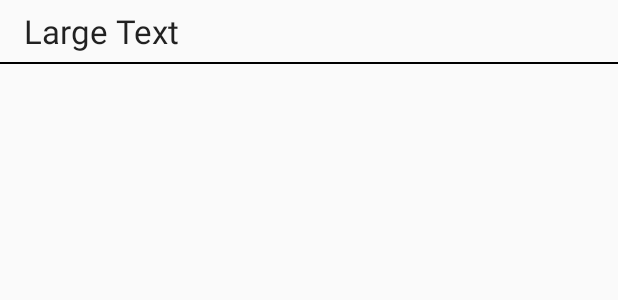
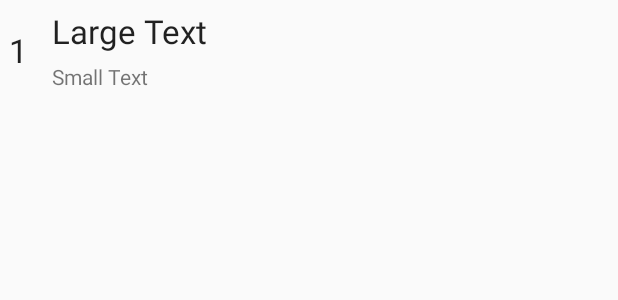
Before and after one commit to min90/AwesomeRaffleGame, an Android app: the layout row_results.xml on its own in the app's theme, with its tools: preview values and no code run, on a phone screen of 412 x 824 dp. Shown: the top 300 px of the screen. Run offline under Robolectric (Android 15) with nearby library versions, the phone set to English and light mode, and no system bars.

Commit message:
Resultat liste

```diff
--- a/app/src/main/java/androidcourse/awesomerafflegame/models/Results.java
+++ b/app/src/main/java/androidcourse/awesomerafflegame/models/Results.java
@@ -6,7 +6,7 @@ package androidcourse.awesomerafflegame.models;
 public class Results {
 
     private int score;
-    private Users user;
+    private String user;
 
     public int getScore() {
         return score;
@@ -16,11 +16,11 @@ public class Results {
         this.score = score;
     }
 
-    public Users getUser() {
+    public String getUser() {
         return user;
     }
 
-    public void setUser(Users user) {
+    public void setUser(String user) {
         this.user = user;
     }
 
--- a/app/src/main/res/layout/fragment_results.xml
+++ b/app/src/main/res/layout/fragment_results.xml
@@ -6,6 +6,7 @@
     <android.support.v7.widget.RecyclerView
         android:id="@+id/recyclerview_results"
         android:layout_width="match_parent"
-        android:layout_height="match_parent"/>
+        android:layout_height="match_parent"
+        android:background="#ffffff" />
 
 </LinearLayout>
--- a/app/src/main/res/layout/row_results.xml
+++ b/app/src/main/res/layout/row_results.xml
@@ -1,10 +1,24 @@
 <?xml version="1.0" encoding="utf-8"?>
 <LinearLayout xmlns:android="http://schemas.android.com/apk/res/android"
     android:orientation="vertical" android:layout_width="match_parent"
-    android:layout_height="match_parent">
+    android:layout_height="wrap_content">
 
     <LinearLayout
         android:orientation="horizontal"
+        android:layout_width="match_parent"
+        android:layout_height="wrap_content">
+
+        <TextView
+            android:layout_width="wrap_content"
+            android:layout_height="match_parent"
+            android:textAppearance="?android:attr/textAppearanceLarge"
+            android:text="1"
+            android:id="@+id/txtNumberResult"
+            android:layout_marginLeft="6dp"
+            android:gravity="center_vertical|center_horizontal" />
+
+        <LinearLayout
+            android:orientation="vertical"
             android:layout_width="match_parent"
             android:layout_height="wrap_content">
 
@@ -18,11 +32,17 @@
                 android:layout_marginBottom="6dp"
                 android:layout_marginTop="6dp" />
 
+            <TextView
+                android:layout_width="wrap_content"
+                android:layout_height="wrap_content"
+                android:textAppearance="?android:attr/textAppearanceSmall"
+                android:text="Small Text"
+                android:id="@+id/txtUserResults"
+                android:layout_marginLeft="16dp"
+                android:layout_marginBottom="6dp" />
+
         </LinearLayout>
 
-    <LinearLayout
-        android:orientation="vertical"
-        android:layout_width="match_parent"
-        android:layout_height="1dp"
-        android:background="#000000"></LinearLayout>
     </LinearLayout>
+
+</LinearLayout>
```
Also changed, not shown: app/src/main/java/androidcourse/awesomerafflegame/MainActivity.java (+1 -14 lines), app/src/main/java/androidcourse/awesomerafflegame/adapters/ResultAdapter.java (+11 -9 lines), app/src/main/java/androidcourse/awesomerafflegame/fragments/DividerItemDecoration.java (added, +89 -0 lines), app/src/main/java/androidcourse/awesomerafflegame/fragments/ResultFragment.java (+59 -1 lines), app/src/main/java/androidcourse/awesomerafflegame/fragments/StartFragment.java (+32 -10 lines), app/src/main/java/androidcourse/awesomerafflegame/models/Users.java (deleted, +0 -35 lines). Lines whose indentation alone changed are shown as unchanged.
